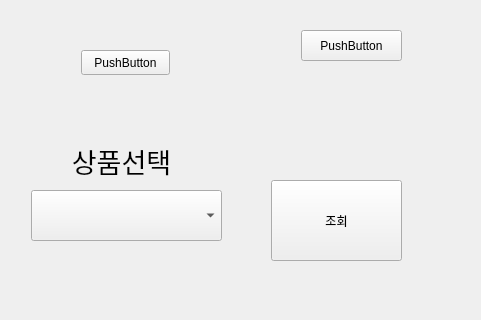
Above: farm.ui from ving9/newbie before the change; both pictures show x 599 to 1080 and y 0 to 320 of the 1080 by 670 pixel window. Below: the same form after it.
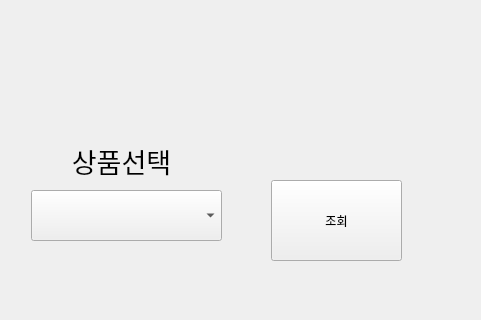
That is the form after the change. The open tabs and pages were chosen to show the change. Icons and pictures are not drawn.

```diff
--- a/farm.ui
+++ b/farm.ui
@@ -935,19 +935,6 @@
       </property>
      </column>
     </widget>
-    <widget class="QPushButton" name="btn_2">
-     <property name="geometry">
-      <rect>
-       <x>900</x>
-       <y>30</y>
-       <width>101</width>
-       <height>31</height>
-      </rect>
-     </property>
-     <property name="text">
-      <string>PushButton</string>
-     </property>
-    </widget>
     <widget class="QLabel" name="label_min">
      <property name="geometry">
       <rect>
@@ -1068,19 +1055,6 @@
       <bool>true</bool>
      </property>
     </widget>
-    <widget class="QPushButton" name="btn_test">
-     <property name="geometry">
-      <rect>
-       <x>680</x>
-       <y>50</y>
-       <width>89</width>
-       <height>25</height>
-      </rect>
-     </property>
-     <property name="text">
-      <string>PushButton</string>
-     </property>
-    </widget>
    </widget>
    <widget class="QWidget" name="page_3">
     <widget class="QWidget" name="verticalLayoutWidget">
```
Left out of the diff: 21 changed lines with no effect on the pictures.
